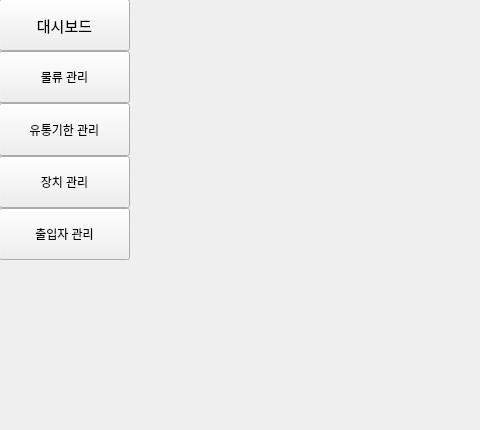
Qt form gui/ui/main_window.ui (wonho9188/iot-repo-3) before a commit; both pictures show x 0 to 480 and y 0 to 430 of the 1000 by 660 pixel window.
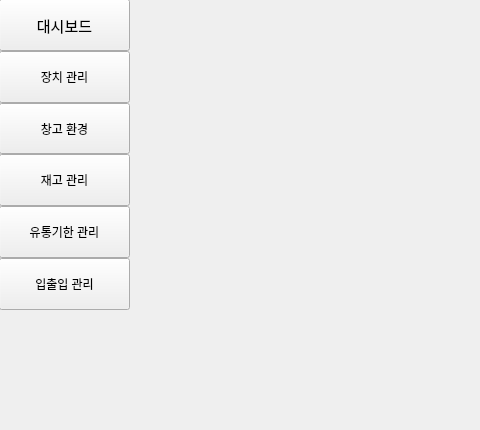
The same form after that commit.

Patch:
```diff
--- a/gui/ui/main_window.ui
+++ b/gui/ui/main_window.ui
@@ -50,7 +50,7 @@
           <x>0</x>
           <y>0</y>
           <width>131</width>
-          <height>261</height>
+          <height>311</height>
          </rect>
         </property>
         <layout class="QVBoxLayout" name="sidebar">
@@ -81,6 +81,32 @@
            </property>
           </widget>
          </item>
+         <item>
+          <widget class="QPushButton" name="btn_devices">
+           <property name="sizePolicy">
+            <sizepolicy hsizetype="Minimum" vsizetype="Preferred">
+             <horstretch>0</horstretch>
+             <verstretch>0</verstretch>
+            </sizepolicy>
+           </property>
+           <property name="text">
+            <string>장치 관리</string>
+           </property>
+          </widget>
+         </item>
+         <item>
+          <widget class="QPushButton" name="btn_environment">
+           <property name="sizePolicy">
+            <sizepolicy hsizetype="Minimum" vsizetype="Preferred">
+             <horstretch>0</horstretch>
+             <verstretch>0</verstretch>
+            </sizepolicy>
+           </property>
+           <property name="text">
+            <string>창고 환경</string>
+           </property>
+          </widget>
+         </item>
          <item>
           <widget class="QPushButton" name="btn_inventory">
            <property name="sizePolicy">
@@ -90,7 +116,7 @@
             </sizepolicy>
            </property>
            <property name="text">
-            <string>물류 관리</string>
+            <string>재고 관리</string>
            </property>
           </widget>
          </item>
@@ -107,19 +133,6 @@
            </property>
           </widget>
          </item>
-         <item>
-          <widget class="QPushButton" name="btn_devices">
-           <property name="sizePolicy">
-            <sizepolicy hsizetype="Minimum" vsizetype="Preferred">
-             <horstretch>0</horstretch>
-             <verstretch>0</verstretch>
-            </sizepolicy>
-           </property>
-           <property name="text">
-            <string>장치 관리</string>
-           </property>
-          </widget>
-         </item>
          <item>
           <widget class="QPushButton" name="btn_access">
            <property name="sizePolicy">
@@ -129,7 +142,7 @@
             </sizepolicy>
            </property>
            <property name="text">
-            <string>출입자 관리</string>
+            <string>입출입 관리</string>
            </property>
           </widget>
          </item>
@@ -148,13 +161,9 @@
          <number>0</number>
         </property>
         <property name="currentIndex">
-         <number>3</number>
+         <number>0</number>
         </property>
-        <widget class="QWidget" name="page_dashboard"/>
-        <widget class="QWidget" name="page_expiration"/>
-        <widget class="QWidget" name="page_devices"/>
-        <widget class="QWidget" name="page_access"/>
-        <widget class="QWidget" name="page_inventory"/>
+        <widget class="QWidget" name="page"/>
        </widget>
       </widget>
      </item>
```
